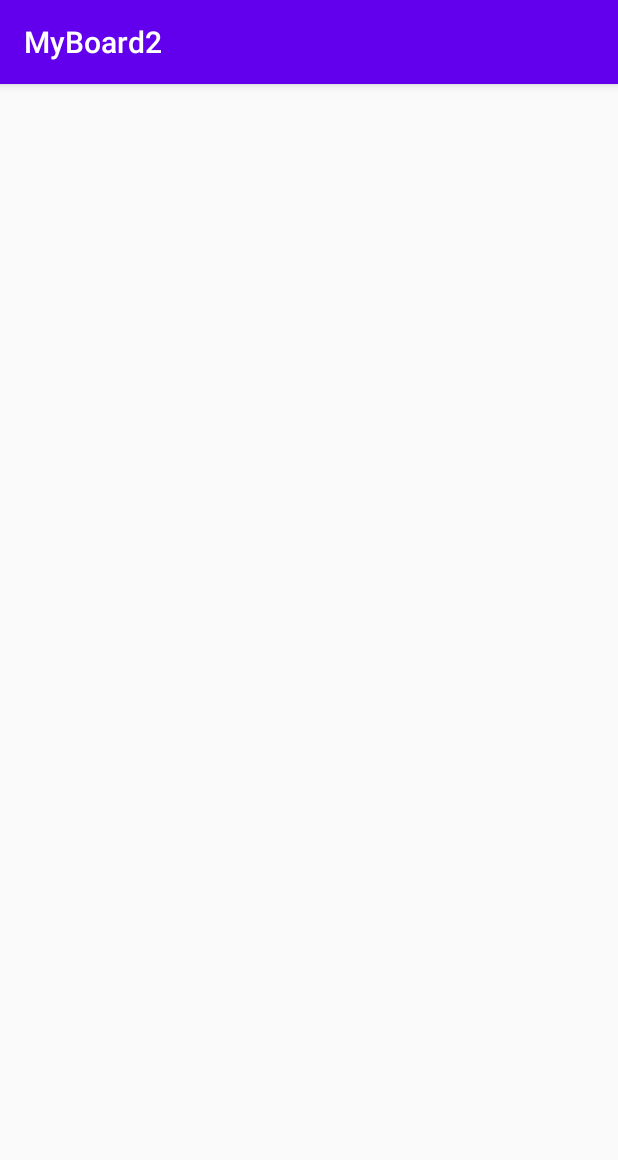
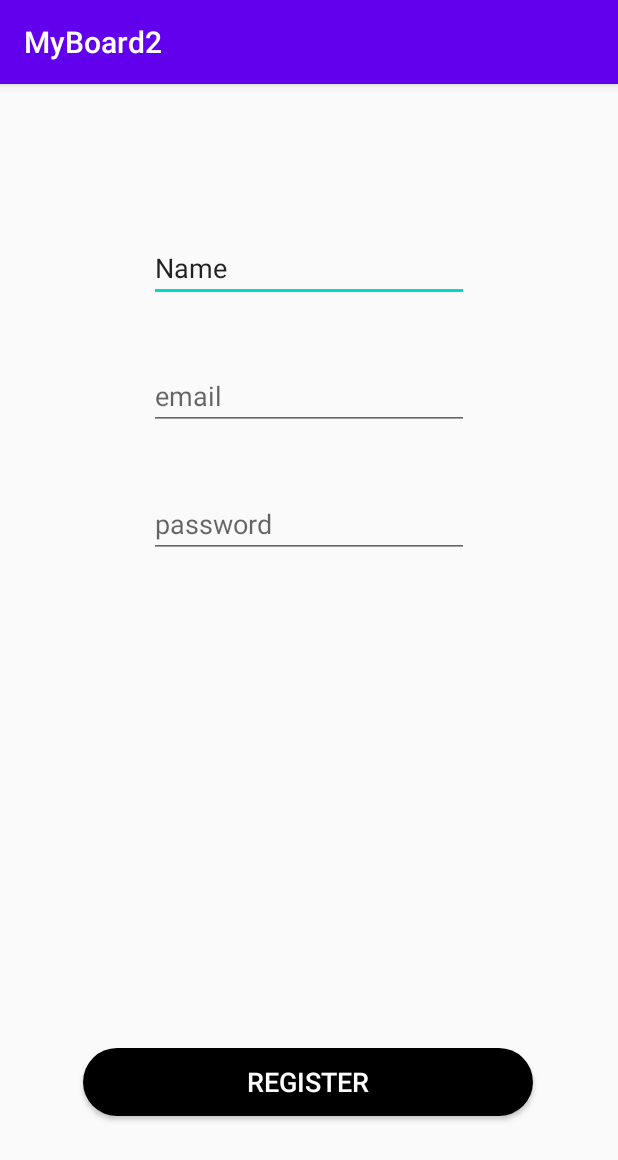
Before and after one commit to wonawonana/MyBoard, an Android app: the RegisterActivity screen opened directly, with no data from a screen before it, on a phone screen of 412 x 824 dp. Shown: the top 1160 px of the screen. Run offline under Robolectric (Android 15) with nearby library versions, the phone set to English and light mode, and no system bars; our stand-ins replace Firebase (no records; nobody signed in at launch, a user with empty details on screens opened directly).

Commit message:
add register

```diff
--- a/app/src/main/java/org/mbg/myboard2/RegisterActivity.java
+++ b/app/src/main/java/org/mbg/myboard2/RegisterActivity.java
@@ -1,14 +1,89 @@
 package org.mbg.myboard2;
 
+import androidx.annotation.NonNull;
 import androidx.appcompat.app.AppCompatActivity;
 
+import android.content.Intent;
 import android.os.Bundle;
+import android.util.Log;
+import android.view.View;
+import android.widget.Button;
+import android.widget.EditText;
+import android.widget.Toast;
+
+import com.google.android.gms.tasks.OnCompleteListener;
+import com.google.android.gms.tasks.Task;
+import com.google.firebase.auth.AuthResult;
+import com.google.firebase.auth.FirebaseAuth;
+import com.google.firebase.auth.FirebaseUser;
 
 public class RegisterActivity extends AppCompatActivity {
+
+
+    private FirebaseAuth mAuth;
+// ...
+// Initialize Firebase Auth
+    private EditText registerName;
+    private EditText registerEmail;
+    private EditText registerPassword;
+
+
 
     @Override
     protected void onCreate(Bundle savedInstanceState) {
         super.onCreate(savedInstanceState);
         setContentView(R.layout.activity_register);
+
+        mAuth = FirebaseAuth.getInstance();
+
+        registerName=findViewById(R.id.editTextTextPersonName);
+        registerEmail=findViewById(R.id.editTextTextEmailAddress2);
+        registerPassword=findViewById(R.id.editTextTextPassword2);
+
+        Button registerButton=findViewById(R.id.button_register);
+        registerButton.setOnClickListener(new View.OnClickListener(){
+            @Override
+            public void onClick(View v) {
+                makeUser(registerEmail.getText().toString(),registerPassword.getText().toString());
+            }
+        });
+
+
     }
+
+    private void updateUI(FirebaseUser user) { //update ui code here
+        //시작하고 메인 화면
+
+        if (user != null) {
+            Intent intent = new Intent(this, MainActivity.class);
+            startActivity(intent);
+            finish();
+        }
+    }
+
+
+
+    private void makeUser(String email, String password){
+        mAuth.createUserWithEmailAndPassword(email, password)
+                .addOnCompleteListener(this, new OnCompleteListener<AuthResult>() {
+                    @Override
+                    public void onComplete(@NonNull Task<AuthResult> task) {
+                        if (task.isSuccessful()) {
+                            // Sign in success, update UI with the signed-in user's information
+                            //Log.d(TAG, "createUserWithEmail:success");
+                            FirebaseUser user = mAuth.getCurrentUser();
+                            updateUI(user);
+                        } else {
+                            // If sign in fails, display a message to the user.
+                            //Log.w(TAG, "createUserWithEmail:failure", task.getException());
+                            Toast.makeText(RegisterActivity.this, "Authentication failed.",
+                                    Toast.LENGTH_SHORT).show();
+                            updateUI(null);
+                        }
+
+                        // ...
+                    }
+                });
+    }
+
 }
--- a/app/src/main/res/layout/activity_register.xml
+++ b/app/src/main/res/layout/activity_register.xml
@@ -6,4 +6,65 @@
     android:layout_height="match_parent"
     tools:context=".RegisterActivity">
 
+    <EditText
+        android:id="@+id/editTextTextPersonName"
+        android:layout_width="wrap_content"
+        android:layout_height="wrap_content"
+        android:layout_margin="100dp"
+        android:layout_marginTop="92dp"
+        android:ems="10"
+        android:inputType="textPersonName"
+        android:text="Name"
+        app:layout_constraintEnd_toEndOf="parent"
+        app:layout_constraintStart_toStartOf="parent"
+        app:layout_constraintTop_toTopOf="parent" />
+
+    <EditText
+        android:id="@+id/editTextTextEmailAddress2"
+        android:layout_width="wrap_content"
+        android:layout_height="wrap_content"
+        android:layout_margin="40dp"
+        android:layout_marginTop="40dp"
+        android:ems="10"
+        android:hint="email"
+        android:inputType="textEmailAddress"
+        app:layout_constraintEnd_toEndOf="parent"
+        app:layout_constraintHorizontal_bias="0.502"
+        app:layout_constraintStart_toStartOf="parent"
+        app:layout_constraintTop_toBottomOf="@+id/editTextTextPersonName" />
+
+    <EditText
+        android:id="@+id/editTextTextPassword2"
+        android:layout_width="wrap_content"
+        android:layout_height="wrap_content"
+        android:layout_margin="40dp"
+        android:layout_marginTop="68dp"
+        android:ems="10"
+        android:hint="password"
+        android:inputType="textPassword"
+        app:layout_constraintEnd_toEndOf="parent"
+        app:layout_constraintHorizontal_bias="0.502"
+        app:layout_constraintStart_toStartOf="parent"
+        app:layout_constraintTop_toBottomOf="@+id/editTextTextEmailAddress2" />
+
+
+    <Button
+        android:id="@+id/button_register"
+
+        android:layout_width="300dp"
+        android:layout_height="45dp"
+
+        android:layout_marginBottom="80dp"
+        android:background="@drawable/buttonshape_long"
+        android:text="register"
+        android:textColor="#FFFFFF"
+
+
+        android:textSize="18sp"
+        app:layout_constraintBottom_toBottomOf="parent"
+        app:layout_constraintEnd_toEndOf="parent"
+        app:layout_constraintHorizontal_bias="0.495"
+        app:layout_constraintStart_toStartOf="parent" />
+
+
 </androidx.constraintlayout.widget.ConstraintLayout>
```
Also changed, not shown: app/src/main/java/org/mbg/myboard2/LoginActivity.java (+16 -6 lines), app/src/main/res/layout/activity_login.xml (+16 -1 lines).
